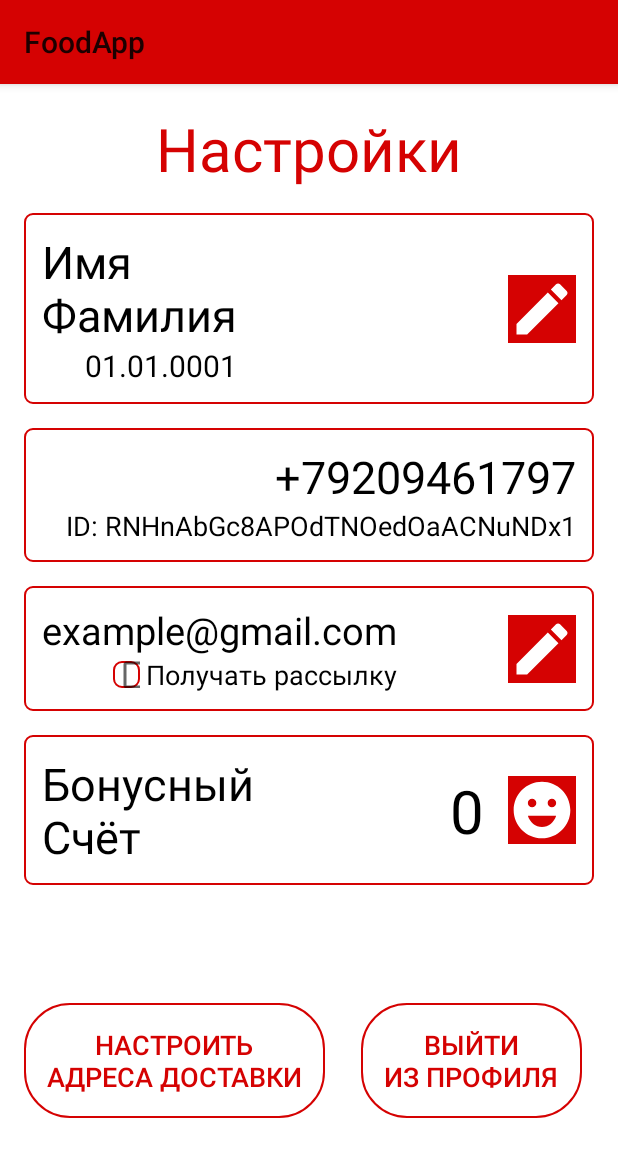
After one commit to DmitryWake/FoodApp, an Android app: the fragment SettingsFragment shown on its own in the app's theme, on a phone screen of 412 x 824 dp. The commit adds this screen. Shown: the top 1157 px of the screen. Run offline under Robolectric (Android 15) with nearby library versions, the phone set to English and light mode, and no system bars; libraries missing offline, so code that uses them is left out: com.mikepenz.materialdrawer; 2 statements that could not run were skipped.

Commit message:
Создание фрагмента настроек

```diff
--- a/app/src/main/java/com/example/foodapp/screens/auth/EnterCodeFragment.kt
+++ b/app/src/main/java/com/example/foodapp/screens/auth/EnterCodeFragment.kt
@@ -3,7 +3,6 @@ package com.example.foodapp.screens.auth
 import androidx.fragment.app.Fragment
 import com.example.foodapp.R
 import com.example.foodapp.database.*
-import com.example.foodapp.screens.base.BaseFragment
 import com.example.foodapp.utilities.*
 import com.google.firebase.auth.PhoneAuthProvider
 import kotlinx.android.synthetic.main.fragment_enter_code.*
--- a/app/src/main/java/com/example/foodapp/screens/objects/AppDrawer.kt
+++ b/app/src/main/java/com/example/foodapp/screens/objects/AppDrawer.kt
@@ -4,8 +4,10 @@ import android.view.View
 import androidx.drawerlayout.widget.DrawerLayout
 import com.example.foodapp.R
 import com.example.foodapp.database.USER
+import com.example.foodapp.screens.settings.SettingsFragment
 import com.example.foodapp.utilities.APP_ACTIVITY
 import com.example.foodapp.utilities.CURRENT_PROFILE_IDENTIFIER
+import com.example.foodapp.utilities.replaceFragment
 import com.example.foodapp.utilities.showToast
 import com.mikepenz.materialdrawer.AccountHeader
 import com.mikepenz.materialdrawer.AccountHeaderBuilder
@@ -71,7 +73,7 @@ class AppDrawer {
             1 -> showToast("Корзина")
             2 -> showToast("История заказов")
             3 -> showToast("Рестораны")
-            5 -> showToast("Настройки")
+            5 -> replaceFragment(SettingsFragment())
             6 -> showToast("Помощь")
         }
     }
--- /dev/null
+++ b/app/src/main/java/com/example/foodapp/screens/settings/SettingsFragment.kt
@@ -0,0 +1,57 @@
+package com.example.foodapp.screens.settings
+
+import android.widget.CheckBox
+import android.widget.ImageView
+import android.widget.TextView
+import com.example.foodapp.R
+import com.example.foodapp.screens.base.BaseFragment
+import com.example.foodapp.utilities.showToast
+import kotlinx.android.synthetic.main.fragment_settings.*
+
+
+class SettingsFragment : BaseFragment(R.layout.fragment_settings) {
+
+    private lateinit var mFullnameText: TextView
+    private lateinit var mDateText: TextView
+    private lateinit var mEditUserButton: ImageView
+
+    private lateinit var mPhoneNumberText: TextView
+    private lateinit var mIdText: TextView
+
+    private lateinit var mEmailText: TextView
+    private lateinit var mCheckMailer: CheckBox
+    private lateinit var mEditEmailButton: ImageView
+
+    private lateinit var mBonusCount: TextView
+
+    override fun onResume() {
+        super.onResume()
+        initFields()
+        initFunc()
+    }
+
+    private fun initFunc() {
+        mEditUserButton.setOnClickListener {
+            showToast("Редактировать пользователя")
+        }
+        mEditEmailButton.setOnClickListener {
+            showToast("Редактировать email")
+        }
+    }
+
+    private fun initFields() {
+        mFullnameText = settings_fullname_text
+        mDateText = settings_date_text
+        mEditUserButton = settings_user_edit
+
+        mPhoneNumberText = settings_phone_text
+        mIdText = settings_id_text
+
+        mEmailText = settings_email_text
+        mCheckMailer = settings_check_mailing_box
+        mEditEmailButton = settings_email_edit
+
+        mBonusCount = settings_bonus_count
+    }
+
+}
--- /dev/null
+++ b/app/src/main/res/drawable/ic_bonuses.xml
@@ -0,0 +1,5 @@
+<vector android:height="24dp" android:tint="#FFFFFF"
+    android:viewportHeight="24" android:viewportWidth="24"
+    android:width="24dp" xmlns:android="http://schemas.android.com/apk/res/android">
+    <path android:fillColor="@android:color/white" android:pathData="M11.99,2C6.47,2 2,6.48 2,12c0,5.52 4.47,10 9.99,10C17.52,22 22,17.52 22,12C22,6.48 17.52,2 11.99,2zM8.5,8C9.33,8 10,8.67 10,9.5S9.33,11 8.5,11S7,10.33 7,9.5S7.67,8 8.5,8zM12,18c-2.28,0 -4.22,-1.66 -5,-4h10C16.22,16.34 14.28,18 12,18zM15.5,11c-0.83,0 -1.5,-0.67 -1.5,-1.5S14.67,8 15.5,8S17,8.67 17,9.5S16.33,11 15.5,11z"/>
+</vector>
--- /dev/null
+++ b/app/src/main/res/drawable/ic_edit.xml
@@ -0,0 +1,5 @@
+<vector android:height="24dp" android:tint="#FFFFFF"
+    android:viewportHeight="24" android:viewportWidth="24"
+    android:width="24dp" xmlns:android="http://schemas.android.com/apk/res/android">
+    <path android:fillColor="@android:color/white" android:pathData="M3,17.25V21h3.75L17.81,9.94l-3.75,-3.75L3,17.25zM20.71,7.04c0.39,-0.39 0.39,-1.02 0,-1.41l-2.34,-2.34c-0.39,-0.39 -1.02,-0.39 -1.41,0l-1.83,1.83 3.75,3.75 1.83,-1.83z"/>
+</vector>
--- a/app/src/main/res/layout/fragment_add_menu_category.xml
+++ b/app/src/main/res/layout/fragment_add_menu_category.xml
@@ -85,7 +85,7 @@
         app:layout_constraintStart_toStartOf="parent"
         app:layout_constraintEnd_toEndOf="parent"
         android:layout_margin="@dimen/app_margin"
-        android:background="@drawable/edit_text_style">
+        android:background="@drawable/stroke_panel_style">
 
         <ImageView
             android:id="@+id/menu_image"
--- a/app/src/main/res/layout/fragment_register.xml
+++ b/app/src/main/res/layout/fragment_register.xml
@@ -130,16 +130,10 @@
 
     <Button
         android:id="@+id/register_button"
-        android:layout_width="wrap_content"
-        android:layout_height="wrap_content"
-        android:layout_margin="@dimen/app_margin"
-        android:background="@drawable/register_button_style"
-        android:padding="15dp"
         android:text="@string/register_button_text"
-        android:textColor="@color/colorPrimary"
-        android:textSize="@dimen/largeText"
         app:layout_constraintBottom_toBottomOf="parent"
         app:layout_constraintEnd_toEndOf="parent"
-        app:layout_constraintStart_toStartOf="parent" />
+        app:layout_constraintStart_toStartOf="parent"
+        style="@style/common_button" />
 
 </androidx.constraintlayout.widget.ConstraintLayout>
--- /dev/null
+++ b/app/src/main/res/layout/fragment_settings.xml
@@ -0,0 +1,220 @@
+<?xml version="1.0" encoding="utf-8"?>
+<androidx.constraintlayout.widget.ConstraintLayout xmlns:android="http://schemas.android.com/apk/res/android"
+    xmlns:tools="http://schemas.android.com/tools"
+    android:layout_width="match_parent"
+    android:layout_height="match_parent"
+    xmlns:app="http://schemas.android.com/apk/res-auto"
+    tools:context=".screens.settings.SettingsFragment">
+
+    <TextView
+        android:id="@+id/setting_text"
+        android:layout_width="wrap_content"
+        android:layout_height="wrap_content"
+        style="@style/largeText"
+        android:text="@string/settings_text"
+        android:textSize="40sp"
+        app:layout_constraintStart_toStartOf="parent"
+        app:layout_constraintTop_toTopOf="parent"
+        app:layout_constraintEnd_toEndOf="parent"
+        android:layout_margin="@dimen/app_margin"/>
+
+    <androidx.constraintlayout.widget.ConstraintLayout
+        android:id="@+id/settings_block_user"
+        android:layout_width="match_parent"
+        android:layout_height="wrap_content"
+        app:layout_constraintStart_toStartOf="parent"
+        app:layout_constraintTop_toBottomOf="@id/setting_text"
+        android:layout_margin="@dimen/app_margin"
+        android:background="@drawable/stroke_panel_style"
+        android:padding="@dimen/app_padding"
+        >
+
+        <TextView
+            android:id="@+id/settings_fullname_text"
+            android:layout_width="wrap_content"
+            android:layout_height="wrap_content"
+            android:textSize="30sp"
+            android:textColor="@color/colorBlack"
+            android:text="Имя\nФамилия"
+            app:layout_constraintStart_toStartOf="parent"
+            app:layout_constraintTop_toTopOf="parent" />
+
+        <TextView
+            android:id="@+id/settings_date_text"
+            android:layout_width="wrap_content"
+            android:layout_height="wrap_content"
+            android:textSize="20sp"
+            android:textColor="@color/colorBlack"
+            android:text="01.01.0001"
+            app:layout_constraintTop_toBottomOf="@id/settings_fullname_text"
+            app:layout_constraintEnd_toEndOf="@id/settings_fullname_text"/>
+
+        <ImageView
+            android:id="@+id/settings_user_edit"
+            android:src="@drawable/ic_edit"
+            app:layout_constraintTop_toTopOf="@id/settings_fullname_text"
+            app:layout_constraintBottom_toBottomOf="@id/settings_date_text"
+            app:layout_constraintEnd_toEndOf="parent"
+            style="@style/edit_button" />
+
+    </androidx.constraintlayout.widget.ConstraintLayout>
+
+    <androidx.constraintlayout.widget.ConstraintLayout
+        android:id="@+id/settings_block_id"
+        android:layout_width="match_parent"
+        android:layout_height="wrap_content"
+        app:layout_constraintStart_toStartOf="parent"
+        app:layout_constraintTop_toBottomOf="@id/settings_block_user"
+        android:layout_margin="@dimen/app_margin"
+        android:background="@drawable/stroke_panel_style"
+        android:padding="@dimen/app_padding"
+        >
+
+        <TextView
+            android:id="@+id/settings_phone_text"
+            android:layout_width="wrap_content"
+            android:layout_height="wrap_content"
+            android:textSize="30sp"
+            android:textColor="@color/colorBlack"
+            android:text="+79209461797"
+            app:layout_constraintEnd_toEndOf="parent"
+            app:layout_constraintTop_toTopOf="parent" />
+
+        <TextView
+            android:id="@+id/settings_id_text"
+            android:layout_width="wrap_content"
+            android:layout_height="wrap_content"
+            android:textSize="18sp"
+            android:textColor="@color/colorBlack"
+            android:text="ID: RNHnAbGc8APOdTNOedOaACNuNDx1"
+            app:layout_constraintTop_toBottomOf="@id/settings_phone_text"
+            app:layout_constraintEnd_toEndOf="@id/settings_phone_text"
+            android:maxLines="2"/>
+
+    </androidx.constraintlayout.widget.ConstraintLayout>
+
+    <androidx.constraintlayout.widget.ConstraintLayout
+        android:id="@+id/settings_block_email"
+        android:layout_width="match_parent"
+        android:layout_height="wrap_content"
+        app:layout_constraintStart_toStartOf="parent"
+        app:layout_constraintTop_toBottomOf="@id/settings_block_id"
+        android:layout_margin="@dimen/app_margin"
+        android:background="@drawable/stroke_panel_style"
+        android:padding="@dimen/app_padding"
+        >
+
+        <TextView
+            android:id="@+id/settings_email_text"
+            android:layout_width="wrap_content"
+            android:layout_height="wrap_content"
+            android:textSize="25sp"
+            android:textColor="@color/colorBlack"
+            android:text="example@gmail.com"
+            app:layout_constraintStart_toStartOf="parent"
+            app:layout_constraintTop_toTopOf="parent" />
+
+        <CheckBox
+            android:id="@+id/settings_check_mailing_box"
+            android:layout_width="18dp"
+            android:layout_height="18dp"
+            app:layout_constraintEnd_toStartOf="@id/settings_check_mailing_text"
+            app:layout_constraintTop_toBottomOf="@id/settings_email_text"
+            app:layout_constraintBottom_toBottomOf="@id/settings_check_mailing_text"
+            android:background="@drawable/stroke_panel_style"
+            android:layout_marginEnd="4dp"
+            android:layout_marginRight="4dp" />
+
+        <TextView
+            android:id="@+id/settings_check_mailing_text"
+            android:layout_width="wrap_content"
+            android:layout_height="wrap_content"
+            android:textSize="18sp"
+            android:textColor="@color/colorBlack"
+            android:text="Получать рассылку"
+            app:layout_constraintTop_toBottomOf="@id/settings_email_text"
+            app:layout_constraintEnd_toEndOf="@id/settings_email_text"/>
+
+        <ImageView
+            android:id="@+id/settings_email_edit"
+            style="@style/edit_button"
+            android:src="@drawable/ic_edit"
+            app:layout_constraintTop_toTopOf="@id/settings_email_text"
+            app:layout_constraintBottom_toBottomOf="@id/settings_check_mailing_text"
+            app:layout_constraintEnd_toEndOf="parent" />
+
+    </androidx.constraintlayout.widget.ConstraintLayout>
+
+    <androidx.constraintlayout.widget.ConstraintLayout
+        android:id="@+id/settings_block_bonus"
+        android:layout_width="match_parent"
+        android:layout_height="wrap_content"
+        app:layout_constraintStart_toStartOf="parent"
+        app:layout_constraintTop_toBottomOf="@id/settings_block_email"
+        android:layout_margin="@dimen/app_margin"
+        android:background="@drawable/stroke_panel_style"
+        android:padding="@dimen/app_padding"
+        >
+
+        <TextView
+            android:id="@+id/settings_bonus_text"
+            android:layout_width="wrap_content"
+            android:layout_height="wrap_content"
+            android:textSize="30sp"
+            android:textColor="@color/colorBlack"
+            android:text="Бонусный\nСчёт"
+            app:layout_constraintStart_toStartOf="parent"
+            app:layout_constraintTop_toTopOf="parent" />
+
+        <TextView
+            android:id="@+id/settings_bonus_count"
+            android:layout_width="wrap_content"
+            android:layout_height="wrap_content"
+            android:textSize="40sp"
+            android:textColor="@color/colorBlack"
+            android:text="0"
+            app:layout_constraintTop_toTopOf="parent"
+            app:layout_constraintBottom_toBottomOf="parent"
+            app:layout_constraintEnd_toStartOf="@id/settings_bonus_icon"
+            android:layout_marginEnd="@dimen/app_margin"
+            android:layout_marginRight="@dimen/app_margin" />
+
+        <ImageView
+            android:id="@+id/settings_bonus_icon"
+            android:layout_width="45dp"
+            android:layout_height="45dp"
+            android:src="@drawable/ic_bonuses"
+            android:background="@color/colorPrimary"
+            app:layout_constraintTop_toTopOf="parent"
+            app:layout_constraintBottom_toBottomOf="parent"
+            app:layout_constraintEnd_toEndOf="parent"
+            android:layout_marginStart="@dimen/app_margin"
+            android:layout_marginLeft="@dimen/app_margin" />
+
+    </androidx.constraintlayout.widget.ConstraintLayout>
+
+    <Button
+        android:id="@+id/settings_button_address"
+        android:layout_width="wrap_content"
+        android:layout_height="wrap_content"
+        style="@style/common_button"
+        android:textSize="@dimen/smallText"
+        android:text="Настроить\nадреса доставки"
+        app:layout_constraintTop_toBottomOf="@id/settings_block_bonus"
+        app:layout_constraintStart_toStartOf="parent"
+        app:layout_constraintBottom_toBottomOf="parent"/>
+
+    <Button
+        android:id="@+id/settings_button_exit"
+        android:layout_width="wrap_content"
+        android:layout_height="wrap_content"
+        style="@style/common_button"
+        android:textSize="@dimen/smallText"
+        android:text="Выйти\nиз профиля"
+        app:layout_constraintTop_toBottomOf="@id/settings_block_bonus"
+        app:layout_constraintStart_toEndOf="@id/settings_button_address"
+        app:layout_constraintBottom_toBottomOf="parent"
+        app:layout_constraintEnd_toEndOf="parent"/>
+
+
+</androidx.constraintlayout.widget.ConstraintLayout>
--- a/app/src/main/res/layout/menu_item.xml
+++ b/app/src/main/res/layout/menu_item.xml
@@ -3,7 +3,7 @@
     android:layout_width="@dimen/menu_item_width"
     android:layout_height="@dimen/menu_item_height"
     android:layout_margin="@dimen/app_margin"
-    android:background="@drawable/edit_text_style"
+    android:background="@drawable/stroke_panel_style"
     xmlns:app="http://schemas.android.com/apk/res-auto">
 
     <ImageView
--- a/app/src/main/res/values/colors.xml
+++ b/app/src/main/res/values/colors.xml
@@ -4,4 +4,5 @@
     <color name="colorPrimaryDark">#3700B3</color>
     <color name="colorAccent">#FFFFFF</color>
     <color name="colorGrey">#7E7777</color>
+    <color name="colorBlack">#000000</color>
 </resources>
--- a/app/src/main/res/values/dimens.xml
+++ b/app/src/main/res/values/dimens.xml
@@ -6,4 +6,5 @@
     <dimen name="largeText">24sp</dimen>
     <dimen name="menu_item_width">180dp</dimen>
     <dimen name="menu_item_height">180dp</dimen>
+    <dimen name="app_padding">12dp</dimen>
 </resources>
--- a/app/src/main/res/values/strings.xml
+++ b/app/src/main/res/values/strings.xml
@@ -27,4 +27,5 @@
     <string name="add_category_name_image">Загрузите изображение</string>
     <string name="add_category_preview_text">Предпросмотр</string>
     <string name="menu_item_category_text">Категория меню</string>
+    <string name="settings_text">Настройки</string>
 </resources>
--- a/app/src/main/res/values/styles.xml
+++ b/app/src/main/res/values/styles.xml
@@ -33,7 +33,7 @@
         <item name="android:inputType">phone</item>
         <item name="android:textSize">@dimen/normalText</item>
         <item name="android:padding">10dp</item>
-        <item name="android:background">@drawable/edit_text_style</item>
+        <item name="android:background">@drawable/stroke_panel_style</item>
     </style>
 
     <style name="floatingButton">
@@ -43,4 +43,22 @@
         <item name="android:layout_margin">@dimen/app_margin</item>
     </style>
 
+    <style name="edit_button">
+        <item name="android:layout_width">45dp</item>
+        <item name="android:layout_height">45dp</item>
+        <item name="android:background">@color/colorPrimary</item>
+        <item name="android:layout_marginStart">@dimen/app_margin</item>
+        <item name="android:layout_marginLeft">@dimen/app_margin</item>
+    </style>
+
+    <style name="common_button">
+        <item name="android:layout_width">wrap_content</item>
+        <item name="android:layout_height">wrap_content</item>
+        <item name="android:layout_margin">@dimen/app_margin</item>
+        <item name="android:background">@drawable/register_button_style</item>
+        <item name="android:padding">15dp</item>
+        <item name="android:textColor">@color/colorPrimary</item>
+        <item name="android:textSize">@dimen/largeText</item>
+    </style>
+
 </resources>
```
Also changed, not shown: app/src/main/res/drawable/stroke_panel_style.xml (renamed from app/src/main/res/drawable/edit_text_style.xml), 2 other files.
